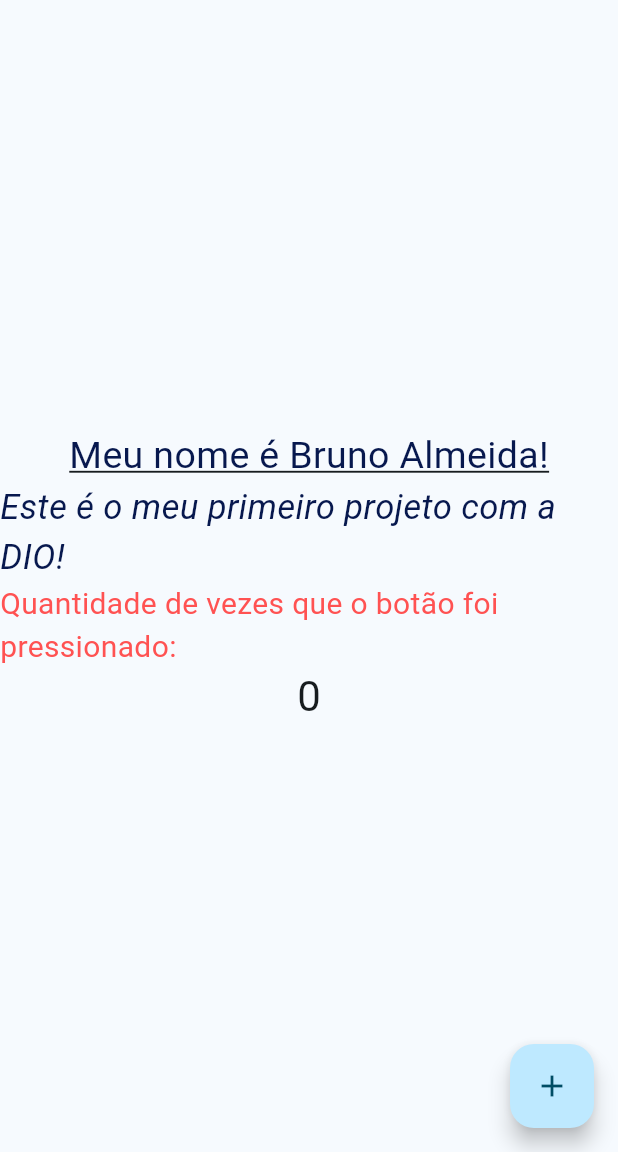
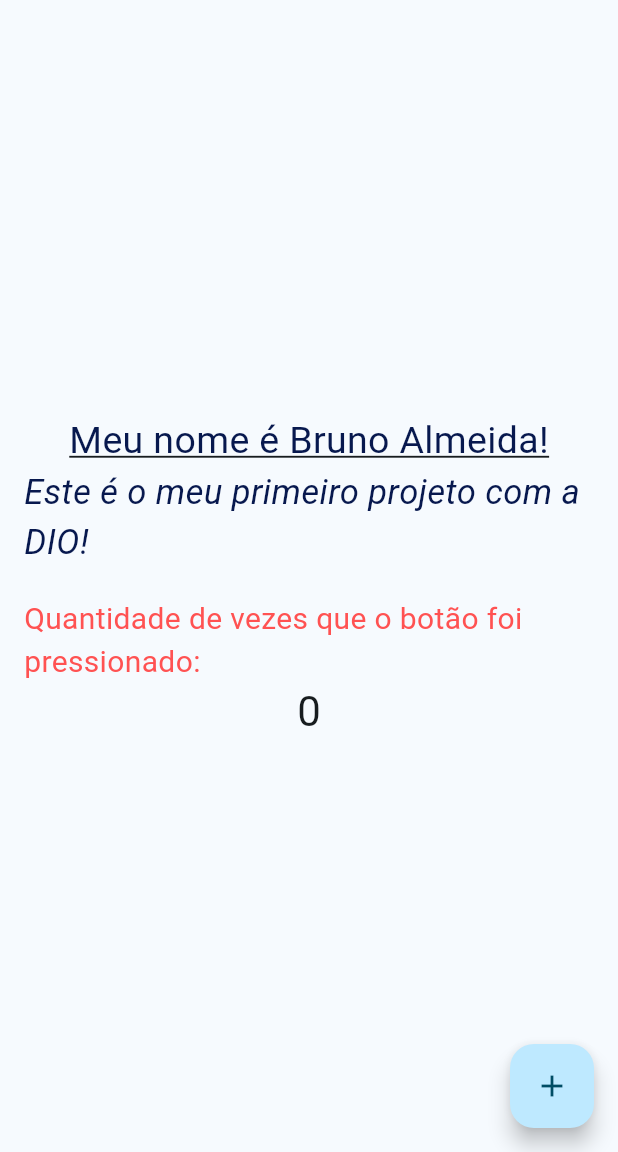
Before and after one commit to BrunoBu4l/FirstProjectFlutterDIO, a Flutter app: the screen it shows after launch, on a phone screen of 412 x 824 dp, the part 84-1236 px from its top. Run offline on Flutter 3.47's test engine with Material 2 defaults, Android fonts, the phone set to English and light mode, and no system bars.

Commit message:
Alteração no layout

```diff
--- a/lib/main.dart
+++ b/lib/main.dart
@@ -91,6 +91,8 @@ class _MyHomePageState extends State<MyHomePage> {
       body: Center(
         // Center is a layout widget. It takes a single child and positions it
         // in the middle of the parent.
+        child: Container(
+          padding: const EdgeInsets.symmetric(horizontal: 16, vertical: 20),
           child: Column(
             // Column is also a layout widget. It takes a list of children and
             // arranges them vertically. By default, it sizes itself to fit its
@@ -118,6 +120,9 @@ class _MyHomePageState extends State<MyHomePage> {
                     fontSize: 23,
                     fontStyle: FontStyle.italic,
                   )),
+              const SizedBox(
+                height: 20,
+              ),
               const Text(
                 'Quantidade de vezes que o botão foi pressionado:',
                 style: TextStyle(color: Colors.redAccent, fontSize: 20),
@@ -129,6 +134,7 @@ class _MyHomePageState extends State<MyHomePage> {
             ],
           ),
         ),
+      ),
       floatingActionButton: FloatingActionButton(
         onPressed: _incrementCounter,
         tooltip: 'Increment',
--- a/pubspec.yaml
+++ b/pubspec.yaml
@@ -45,7 +45,7 @@ dev_dependencies:
   # activated in the `analysis_options.yaml` file located at the root of your
   # package. See that file for information about deactivating specific lint
   # rules and activating additional ones.
-  flutter_lints: ^2.0.0
+  flutter_lints: ^2.0.3
 
 # For information on the generic Dart part of this file, see the
 # following page: https://dart.dev/tools/pub/pubspec
```
Also changed, not shown: pubspec.lock, 3 other files. Lines whose indentation alone changed are shown as unchanged.
